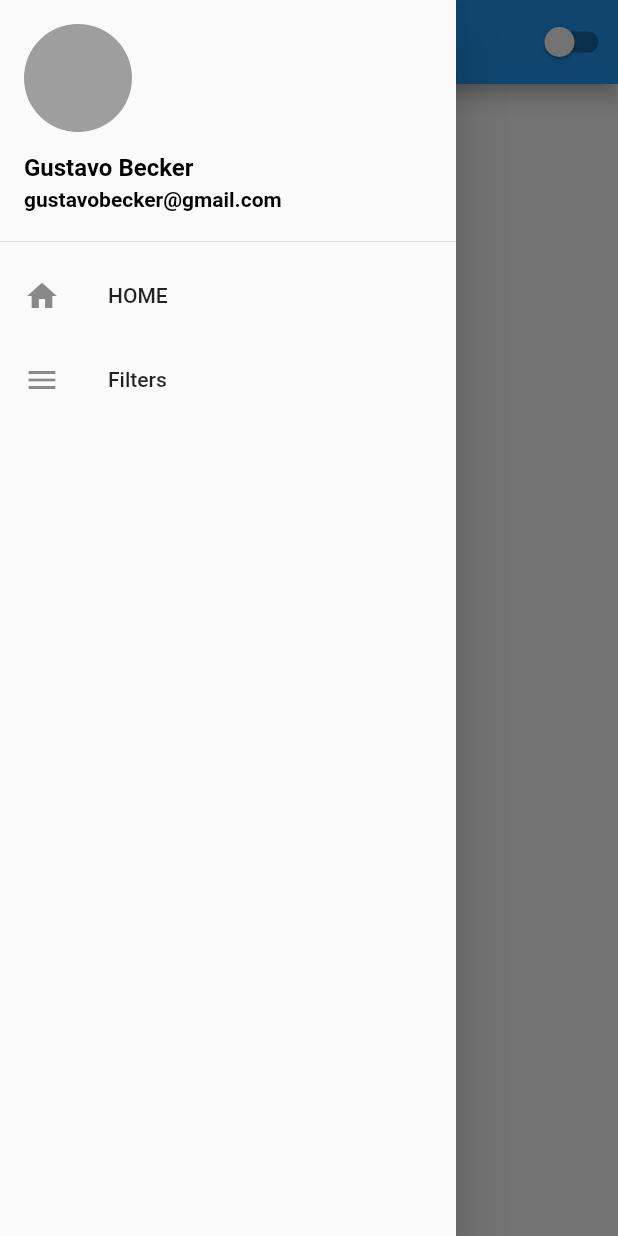
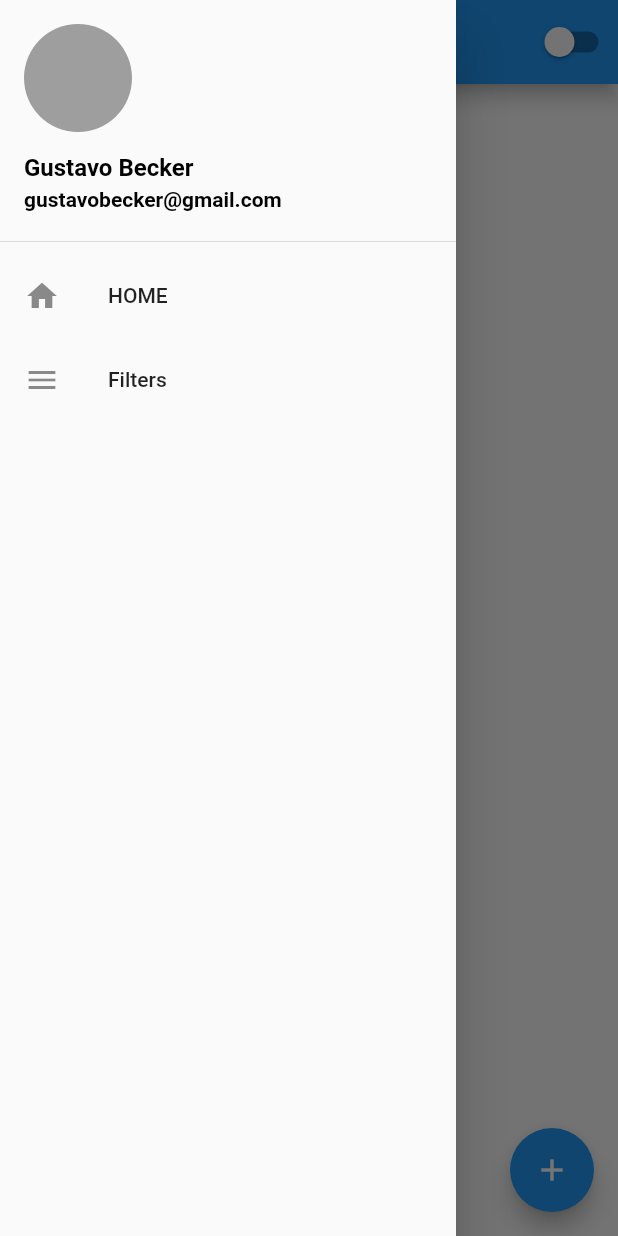
Before and after one commit to Gustavobeckr/Sprint04_Desafio, a Flutter app: the screen it shows after launch, with the side drawer open, on a phone screen of 412 x 824 dp. Run offline on Flutter 3.47's test engine with Material 2 defaults, Android fonts, the phone set to English and light mode, and no system bars; our stand-ins replace sqflite; accounts and stored records are empty.

```diff
--- a/lib/src/presentation/pages/home_page.dart
+++ b/lib/src/presentation/pages/home_page.dart
@@ -1,4 +1,5 @@
 import 'package:flutter/material.dart';
+import 'package:todo_list/src/my_app.dart';
 import 'package:todo_list/src/presentation/components/drawer_bar.dart';
 import '../components/theme_store_widget.dart';
 
@@ -22,6 +23,12 @@ class HomePage extends StatelessWidget {
           ),
         ],
       ),
+      floatingActionButton: FloatingActionButton(
+        onPressed: () {
+          Navigator.of(context).pushNamed(MyApp.TODO_PAGE);
+        },
+        child: const Icon(Icons.add),
+      ),
       drawer: const DrawerBar(),
     );
   }
```
